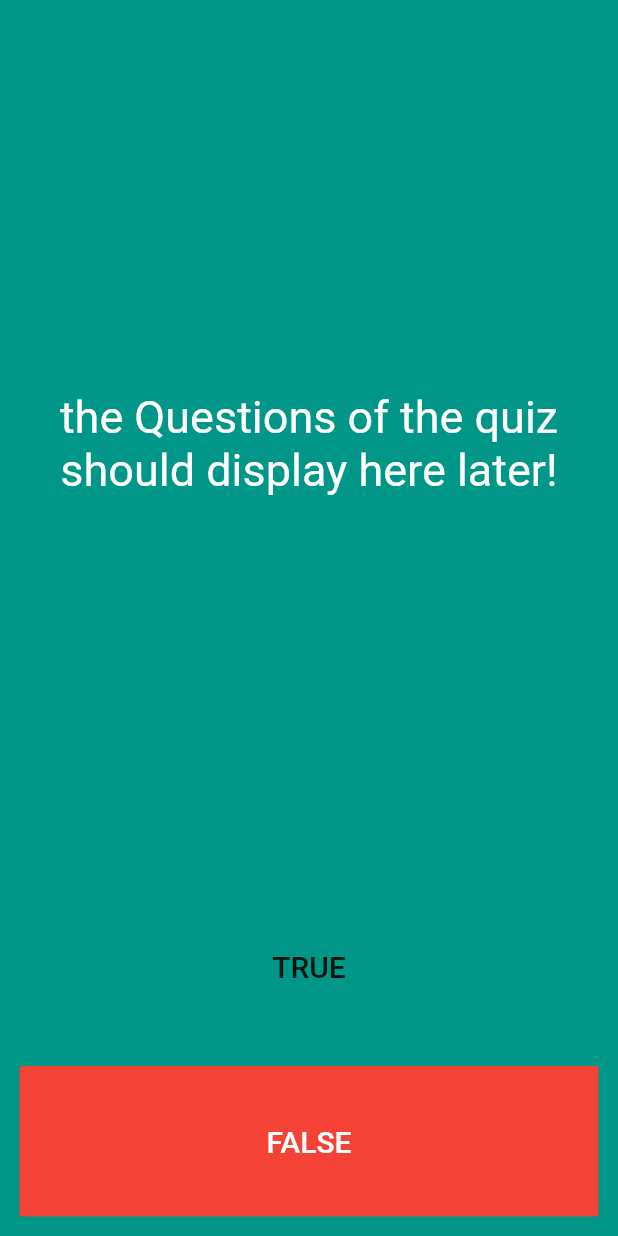
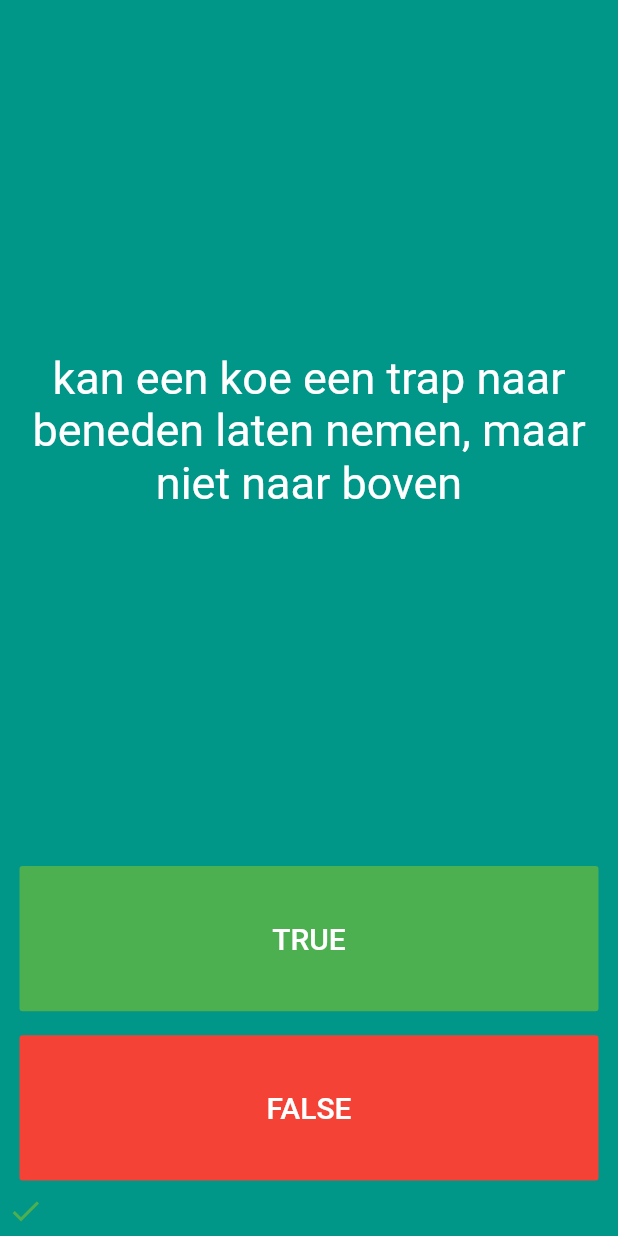
Before and after one commit to JulesHermans/les3-4QuizFinalSolution, a Flutter app: the screen it shows after launch, after a tap on "TRUE", on a phone screen of 412 x 824 dp. Run offline on Flutter 3.47's test engine with Material 2 defaults, Android fonts, the phone set to English and light mode, and no system bars.

Commit message:
start sprint 4

```diff
--- /dev/null
+++ b/lib/library.dart
@@ -0,0 +1,3 @@
+class Question {}
+
+class QuestionBank {}
--- a/lib/main.dart
+++ b/lib/main.dart
@@ -1,3 +1,4 @@
+import 'package:flutter/cupertino.dart';
 import 'package:flutter/material.dart';
 
 void main() {
@@ -19,6 +20,14 @@ class HomePage extends StatefulWidget {
 }
 
 class _HomePageState extends State<HomePage> {
+  List<Widget> scoreKeeper = [];
+  List<String> questions = [
+    'Sommige katten zijn allergisch voor mensen',
+    'kan een koe een trap naar beneden laten nemen, maar niet naar boven',
+    'Een kwart van de menselijke botten bevinden zich in de voet',
+  ];
+  int questionNb = 0;
+
   @override
   Widget build(BuildContext context) {
     return Scaffold(
@@ -27,12 +36,12 @@ class _HomePageState extends State<HomePage> {
         padding: EdgeInsets.all(5.0),
         child: Column(
           crossAxisAlignment: CrossAxisAlignment.stretch,
-          children: [
+          children: <Widget>[
             Expanded(
                 flex: 5,
                 child: Center(
                   child: Text(
-                    'the Questions of the quiz should display here later!',
+                    questions[questionNb],
                     textAlign: TextAlign.center,
                     style: TextStyle(color: Colors.white, fontSize: 30),
                   ),
@@ -41,12 +50,21 @@ class _HomePageState extends State<HomePage> {
               child: Padding(
                 padding: EdgeInsets.all(8.0),
                 child: FlatButton(
+                    color: Colors.green,
+                    textColor: Colors.white,
                     child: Text(
                       'TRUE',
                       style: TextStyle(fontSize: 20),
                     ),
                     onPressed: () {
-                      print('True clicked! ');
+                      setState(() {
+                        scoreKeeper.add(Icon(Icons.check, color: Colors.green));
+                        if (questionNb < questions.length - 1) {
+                          questionNb++;
+                        } else {
+                          questionNb = 0;
+                        }
+                      });
                     }),
               ),
             ),
@@ -61,9 +79,19 @@ class _HomePageState extends State<HomePage> {
                       style: TextStyle(fontSize: 20),
                     ),
                     onPressed: () {
-                      print('False clicked! ');
+                      setState(() {
+                        scoreKeeper.add(Icon(Icons.clear, color: Colors.red));
+                        if (questionNb < questions.length - 1) {
+                          questionNb++;
+                        } else {
+                          questionNb = 0;
+                        }
+                      });
                     }),
               ),
+            ),
+            Row(
+              children: scoreKeeper,
             ),
           ],
         ),
```
